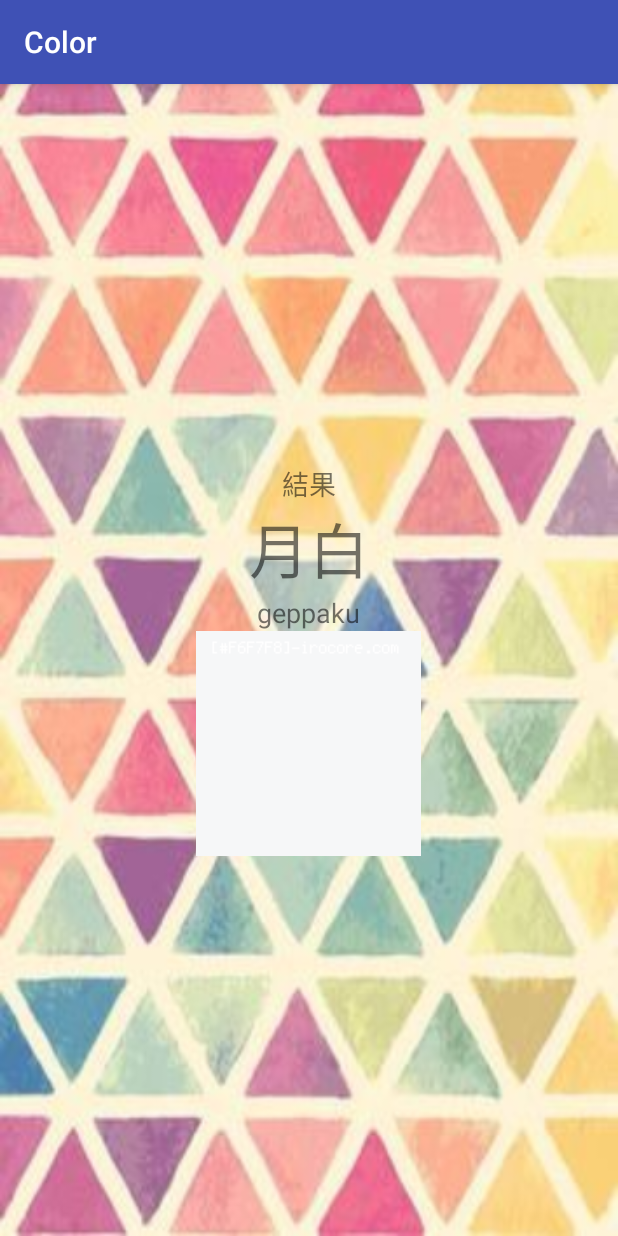
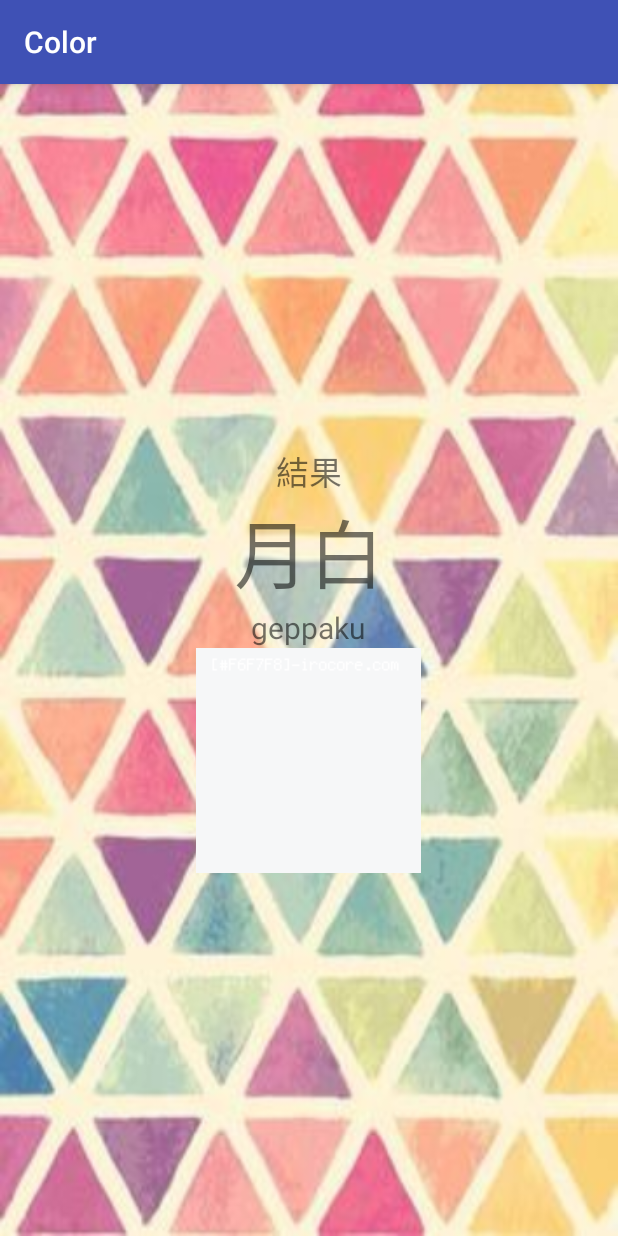
Before and after one commit to shimamama/Color, an Android app: the ResultActivity screen opened directly, with no data from a screen before it, on a phone screen of 412 x 824 dp. Run offline under Robolectric (Android 15) with nearby library versions, the phone set to English and light mode, and no system bars; Roboto replaces fonts that are not available here; 3 statements that could not run were skipped.

Commit message:
フォント２
すべての画面のフォントを変更

```diff
--- a/app/src/main/java/com/test/color/ResultActivity.java
+++ b/app/src/main/java/com/test/color/ResultActivity.java
@@ -1,5 +1,6 @@
 package com.test.color;
 
+import android.graphics.Typeface;
 import android.support.v7.app.AppCompatActivity;
 import android.os.Bundle;
 import android.widget.ImageView;
@@ -11,7 +12,7 @@ public class ResultActivity extends AppCompatActivity {
 
     String[] result = {
             "月白",
-            "深縹",
+            "花紺青",
             "花録色",
             "濡羽色",
             "百塩茶",
@@ -22,7 +23,7 @@ public class ResultActivity extends AppCompatActivity {
 
     String[] reTest = {
             "geppaku",
-            "kokihanada",
+            "hanakonjou",
             "hanarokusho",
             "nureba-iro",
             "momoshiocha",
@@ -33,7 +34,7 @@ public class ResultActivity extends AppCompatActivity {
 
     int[] reImg = {
             R.drawable.geppaku,
-            R.drawable.kokihanada,
+            R.drawable.hanakonjou,
             R.drawable.hanarokusho,
             R.drawable.nureba_iro,
             R.drawable.momoshiocha,
@@ -48,6 +49,18 @@ public class ResultActivity extends AppCompatActivity {
         super.onCreate(savedInstanceState);
         setContentView(R.layout.activity_result);
 
+        TextView txt8 = (TextView) findViewById(R.id.kekka);
+        Typeface font8 = Typeface.createFromAsset(getAssets(), "shirokuma.otf");
+        txt8.setTypeface(font8);
+
+        TextView txt9 = (TextView) findViewById(R.id.tvResult);
+        Typeface font9 = Typeface.createFromAsset(getAssets(), "shirokuma.otf");
+        txt9.setTypeface(font9);
+
+        TextView txt0 = (TextView) findViewById(R.id.tvReText);
+        Typeface font0 = Typeface.createFromAsset(getAssets(), "shirokuma.otf");
+        txt0.setTypeface(font0);
+
         // インテントからスコアを取得    **************************
         int score = getIntent().getIntExtra("score" , 0);
         if( score < 0) score = 0;
--- a/app/src/main/res/layout/activity_play.xml
+++ b/app/src/main/res/layout/activity_play.xml
@@ -17,7 +17,7 @@
         android:layout_width="wrap_content"
         android:layout_height="wrap_content"
         android:layout_alignParentRight="true"
-        android:text="後3問"
+        android:text="残り3問"
         app:fontFamily="casual" />
 
     <TextView
@@ -37,6 +37,7 @@
         android:layout_alignParentBottom="true">
 
         <Button
+            android:id="@+id/yes_button"
             android:layout_width="match_parent"
             android:layout_height="wrap_content"
             android:layout_weight="1"
@@ -47,6 +48,7 @@
             android:typeface="monospace" />
 
         <Button
+            android:id="@+id/no_button"
             android:layout_width="match_parent"
             android:layout_height="wrap_content"
             android:layout_weight="1"
--- a/app/src/main/res/layout/activity_result.xml
+++ b/app/src/main/res/layout/activity_result.xml
@@ -14,17 +14,18 @@
     tools:context="com.test.color.ResultActivity">
 
     <TextView
+        android:id="@+id/kekka"
         android:layout_width="wrap_content"
         android:layout_height="wrap_content"
         android:text="結果"
-        android:textSize="18sp" />
+        android:textSize="22sp" />
 
     <TextView
         android:id="@+id/tvResult"
         android:layout_width="wrap_content"
         android:layout_height="wrap_content"
         android:text="0"
-        android:textSize="40sp" />
+        android:textSize="50sp" />
 
     <TextView
         android:id="@+id/tvReText"
@@ -32,12 +33,12 @@
         android:layout_height="wrap_content"
         android:gravity="center"
         android:text="0"
-        android:textSize="18sp" />
+        android:textSize="20sp" />
 
     <ImageView
         android:id="@+id/ivReImg"
         android:layout_width="wrap_content"
         android:layout_height="wrap_content"
-        android:src="@drawable/p4" />
+        android:src="@drawable/geppaku" />
 
 </LinearLayout>
```
Also changed, not shown: app/src/main/java/com/test/color/MainActivity.java (+1 -0 lines), app/src/main/java/com/test/color/PlayActivity.java (+18 -0 lines), app/src/main/res/drawable/bara0112.png (added), app/src/main/res/drawable/hanakonjou.png (added).
